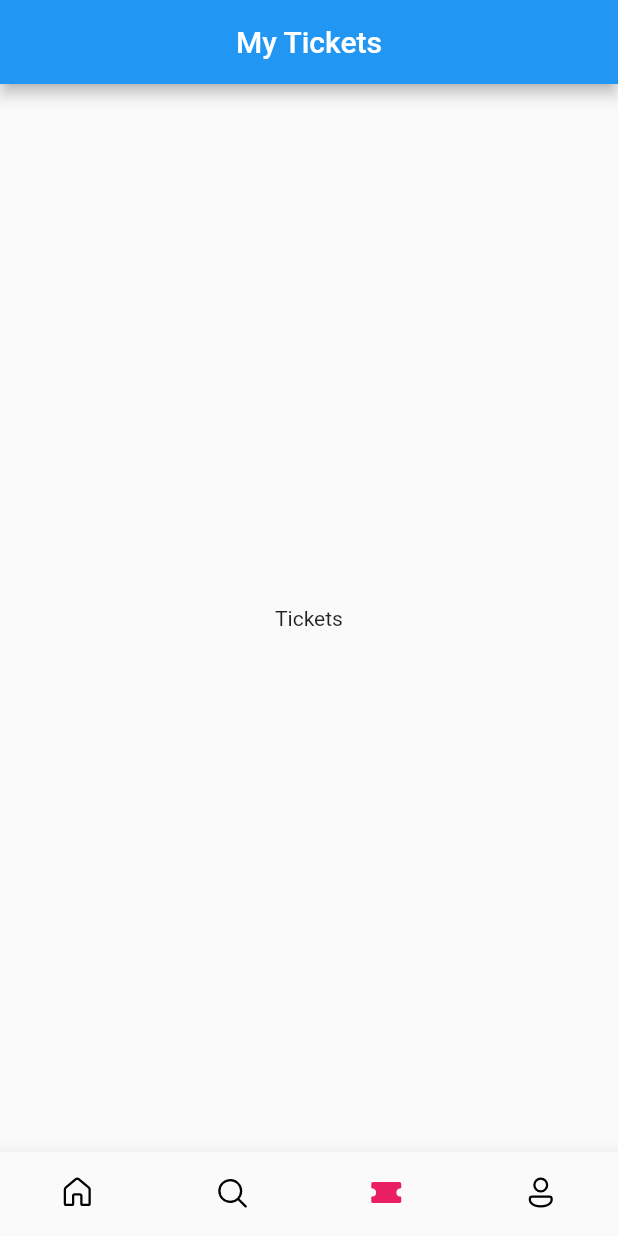
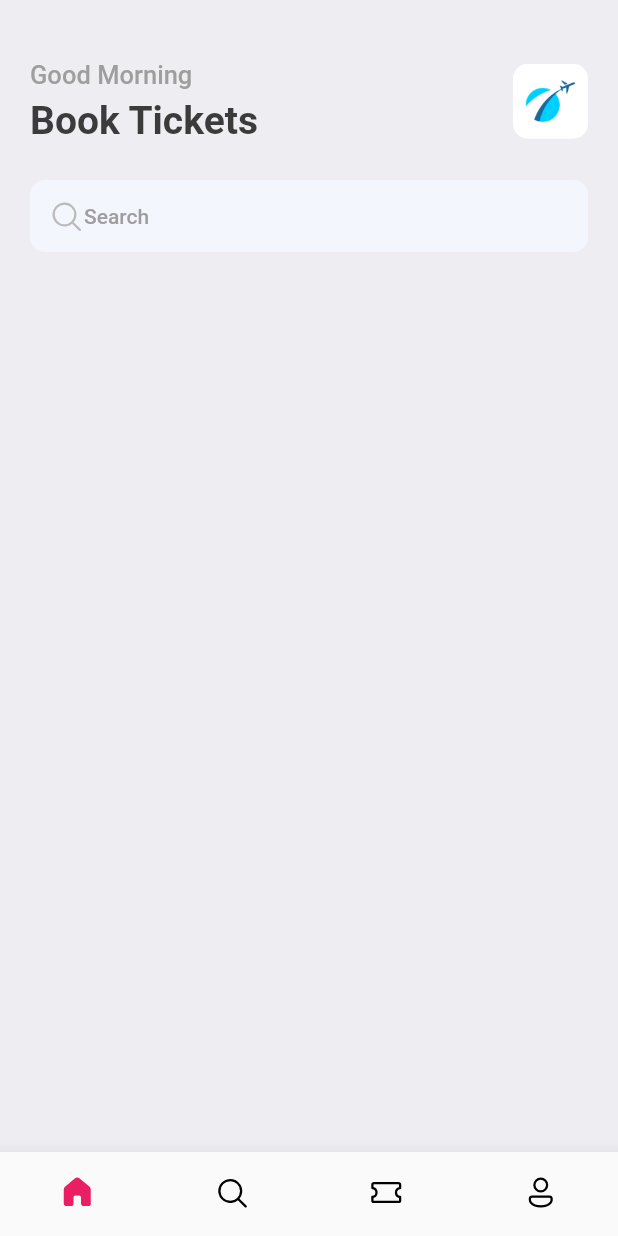
Before and after one commit to Oussema-Lahami/Travel-app, a Flutter app: the screen it shows after launch, on a phone screen of 412 x 824 dp. Run offline on Flutter 3.47's test engine with Material 2 defaults, Android fonts, the phone set to English and light mode, and no system bars; our stand-ins replace fluentui_icons, gap.

Commit message:
updated the app design , styles file added and started with the Home Page

```diff
--- a/lib/main.dart
+++ b/lib/main.dart
@@ -1,5 +1,6 @@
 import 'package:flutter/material.dart';
 import 'package:ticket_app/screens/bottom_bar.dart';
+import 'package:ticket_app/utils/app_style.dart';
 
 void main() {
   runApp(const MyApp());
@@ -12,9 +13,10 @@ class MyApp extends StatelessWidget {
   @override
   Widget build(BuildContext context) {
     return MaterialApp(
+      debugShowCheckedModeBanner: false,
       title: 'Flutter Demo',
       theme: ThemeData(
-        primarySwatch: Colors.blue,
+        primaryColor: primary,
       ),
       home: const BottomBar(),
     );
--- a/lib/screens/bottom_bar.dart
+++ b/lib/screens/bottom_bar.dart
@@ -2,6 +2,7 @@ import 'package:fluentui_icons/fluentui_icons.dart';
 import 'package:flutter/material.dart';
 import 'package:flutter/src/foundation/key.dart';
 import 'package:flutter/src/widgets/framework.dart';
+import 'package:ticket_app/screens/home_screen.dart';
 
 class BottomBar extends StatefulWidget {
   const BottomBar({Key? key}) : super(key: key);
@@ -11,10 +12,10 @@ class BottomBar extends StatefulWidget {
 }
 
 class _BottomBarState extends State<BottomBar> {
-  int _selectedIndex = 2;
+  int _selectedIndex = 0;
 
   static final List<Widget> _widgetOptions = <Widget>[
-    const Text("Home"),
+    const HomeScreen(),
     const Text("Search"),
     const Text("Tickets"),
     const Text("Profile")
@@ -29,9 +30,6 @@ class _BottomBarState extends State<BottomBar> {
   @override
   Widget build(BuildContext context) {
     return Scaffold(
-      appBar: AppBar(
-        title: const Center(child: Text("My Tickets")),
-      ),
       body: Center(
         child: _widgetOptions[_selectedIndex],
       ),
--- /dev/null
+++ b/lib/screens/home_screen.dart
@@ -0,0 +1,66 @@
+import 'package:fluentui_icons/fluentui_icons.dart';
+import 'package:flutter/material.dart';
+import 'package:flutter/src/foundation/key.dart';
+import 'package:flutter/src/widgets/framework.dart';
+import 'package:gap/gap.dart';
+import 'package:ticket_app/utils/app_style.dart';
+
+class HomeScreen extends StatelessWidget {
+  const HomeScreen({Key? key}) : super(key: key);
+
+  @override
+  Widget build(BuildContext context) {
+    return Scaffold(
+      backgroundColor: Styles.bgColor,
+      body: ListView(
+        children: [
+          Container(
+            padding: const EdgeInsets.symmetric(horizontal: 20),
+            child: Column(
+              children: [
+                const Gap(40),
+                Row(
+                  mainAxisAlignment: MainAxisAlignment.spaceBetween,
+                  children: [
+                    Column(
+                      crossAxisAlignment: CrossAxisAlignment.start,
+                      children: [
+                        Text("Good Morning", style: Styles.headLineStyle3),
+                        const Gap(5),
+                        Text("Book Tickets", style: Styles.headLineStyle1)
+                      ],
+                    ),
+                    Container(
+                      height: 50,
+                      width: 50,
+                      decoration: BoxDecoration(
+                          borderRadius: BorderRadius.circular(10),
+                          image: const DecorationImage(
+                              fit: BoxFit.cover,
+                              image: AssetImage("assets/images/img_1.png"))),
+                    )
+                  ],
+                ),
+                const Gap(25),
+                Container(
+                  decoration: BoxDecoration(
+                      borderRadius: BorderRadius.circular(10),
+                      color: const Color(0xFFF4F6FD)),
+                  padding:
+                      const EdgeInsets.symmetric(horizontal: 12, vertical: 12),
+                  child: Row(
+                    children: [
+                      const Icon(FluentSystemIcons.ic_fluent_search_regular,
+                          color: Color.fromARGB(255, 188, 187, 187)),
+                      Text("Search", style: Styles.headLineStyle4)
+                    ],
+                  ),
+                )
+              ],
+            ),
+          )
+        ],
+      ),
+    );
+  }
+}
--- /dev/null
+++ b/lib/utils/app_style.dart
@@ -0,0 +1,20 @@
+import 'package:flutter/material.dart';
+
+Color primary = const Color(0xFF687daf);
+
+class Styles {
+  static Color primaryColor = primary;
+  static Color textColor = const Color(0xFF3b3b3b);
+  static Color bgColor = const Color(0xFFeeedf2);
+  static Color orangeColor = const Color(0xFF526799);
+  static TextStyle textStyle =
+      TextStyle(fontSize: 16, color: textColor, fontWeight: FontWeight.w500);
+  static TextStyle headLineStyle1 =
+      TextStyle(fontSize: 26, color: textColor, fontWeight: FontWeight.bold);
+  static TextStyle headLineStyle2 =
+      TextStyle(fontSize: 21, color: textColor, fontWeight: FontWeight.bold);
+  static TextStyle headLineStyle3 = TextStyle(
+      fontSize: 17, color: Colors.grey.shade500, fontWeight: FontWeight.w500);
+  static TextStyle headLineStyle4 = TextStyle(
+      fontSize: 14, color: Colors.grey.shade500, fontWeight: FontWeight.w500);
+}
--- a/pubspec.yaml
+++ b/pubspec.yaml
@@ -35,6 +35,7 @@ dependencies:
   # Use with the CupertinoIcons class for iOS style icons.
   cupertino_icons: ^1.0.2
   fluentui_icons : ^1.0.0
+  gap : ^2.0.0
 
 dev_dependencies:
   flutter_test:
@@ -59,8 +60,8 @@ flutter:
   uses-material-design: true
 
   # To add assets to your application, add an assets section, like this:
-  # assets:
-  #   - images/a_dot_burr.jpeg
+  assets:
+    - assets/images/
   #   - images/a_dot_ham.jpeg
 
   # An image asset can refer to one or more resolution-specific "variants", see
```
Also changed, not shown: assets/images/img.png (added), assets/images/img_1.png (added), assets/images/one.png (added), assets/images/sit.jpg (added), assets/images/three.png (added), assets/images/two.png (added), assets/images/visa.png (added), pubspec.lock.
